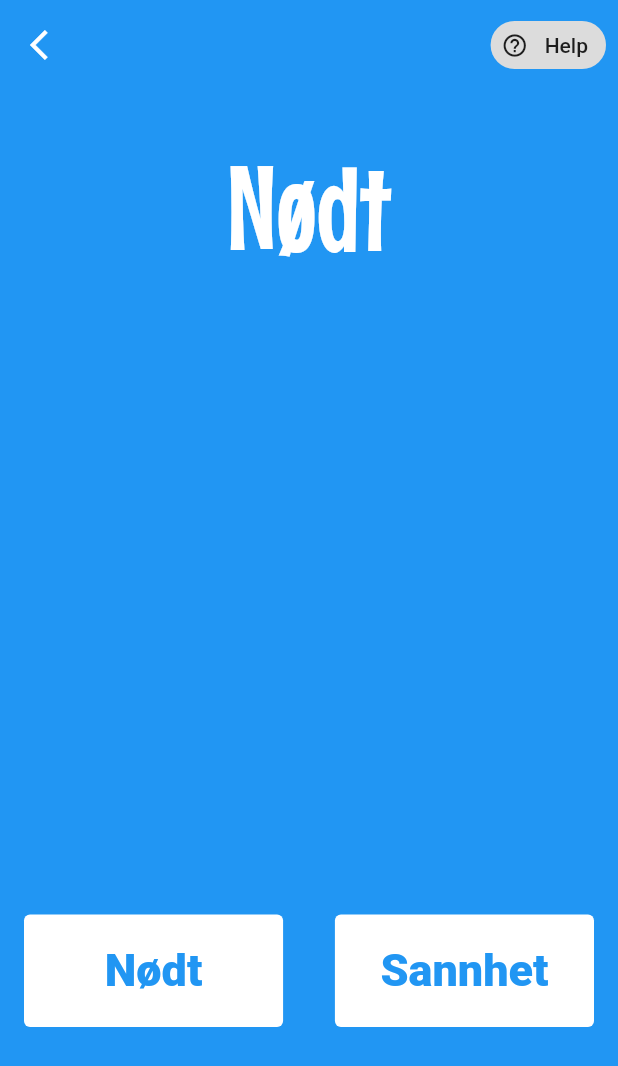
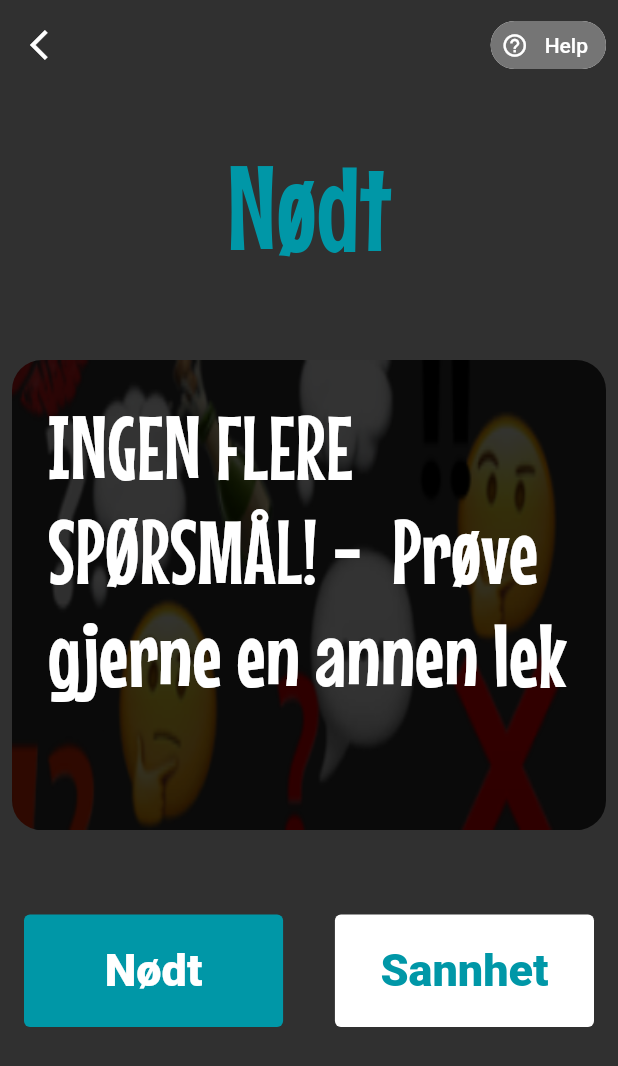
Before and after one commit to Akisan98/chin_chin, a Flutter app: the TruthAndDare screen opened directly with empty values, after a tap on "Nødt", on a phone screen of 412 x 824 dp. Shown: the top 1066 px of the screen. Run offline on Flutter 3.47's test engine with Material 2 defaults, Android fonts, the phone set to English and light mode, and no system bars; drawn by our look-alikes of auto_size_text.

Commit message:
Styling And Shuffling Of Questions

```diff
--- a/lib/pages/communal_toast.dart
+++ b/lib/pages/communal_toast.dart
@@ -17,7 +17,7 @@ class CommunalToast extends StatelessWidget {
   @override
   Widget build(BuildContext context) {
     return Scaffold(
-      backgroundColor: Colors.blue,
+      backgroundColor: Colors.grey[850],
       body: SafeArea(
         child: SingleChildScrollView(
           child: Column(
@@ -29,7 +29,7 @@ class CommunalToast extends StatelessWidget {
               // Header
               const GameTitle(gameName: 'Chin Chin - Skål'),
 
-              RuleCard(emoji: emojis[rng.nextInt(emojis.length - 1)], rule: rules[rng.nextInt(rules.length - 1)]),
+              RuleCard(emoji: emojis[rng.nextInt(emojis.length)], rule: rules[rng.nextInt(rules.length)]),
 
 
               NextButton(
--- a/lib/pages/game_screen.dart
+++ b/lib/pages/game_screen.dart
@@ -54,12 +54,13 @@ class GameScreenBody extends StatelessWidget {
 
   @override
   Widget build(BuildContext context) {
+    questions.shuffle();
     questions.add('INGEN FLERE SPØRSMÅL! -  Prøve gjerne en annen lek');
 
     final PageController _controller = PageController();
 
     return Scaffold(
-      backgroundColor: Colors.blue,
+      backgroundColor: Colors.grey[850],
       body: SafeArea(
         child: SingleChildScrollView(
           child: Column(
@@ -137,6 +138,11 @@ class _TruthAndDareState extends State<TruthAndDare> {
     truths = widget.truths;
     dares = widget.dares;
 
+    truths.shuffle();
+    dares.shuffle();
+    truths.add('INGEN FLERE SPØRSMÅL! -  Prøve gjerne en annen lek');
+    dares.add('INGEN FLERE SPØRSMÅL! -  Prøve gjerne en annen lek');
+
     _controllerTruth = PageController();
     _controllerDare = PageController();
   }
@@ -155,7 +161,7 @@ class _TruthAndDareState extends State<TruthAndDare> {
   @override
   Widget build(BuildContext context) {
     return Scaffold(
-      backgroundColor: Colors.blue,
+      backgroundColor: Colors.grey[850],
       body: SafeArea(
         child: SingleChildScrollView(
           child: Column(
@@ -236,15 +242,14 @@ class _TruthAndDareState extends State<TruthAndDare> {
                             }
                           },
                           child: const Text('Nødt'),
-                          style: ButtonStyle(
-                            backgroundColor:  MaterialStateProperty.all(Colors.white),
-                            textStyle: MaterialStateProperty.all(
-                              const TextStyle(
+                          style: TextButton.styleFrom(
+                            primary: Colors.white,
+                            backgroundColor: Colors.cyan[700],
+                            textStyle: const TextStyle(
                               fontSize: 30,
-                                fontWeight: FontWeight.w800
+                              fontWeight: FontWeight.w800,
                             )
                           ),
-                          )
                         ),
                       ),
 
@@ -274,15 +279,14 @@ class _TruthAndDareState extends State<TruthAndDare> {
                             }
                           },
                           child: const Text('Sannhet'),
-                          style: ButtonStyle(
-                            backgroundColor:  MaterialStateProperty.all(Colors.white),
-                            textStyle: MaterialStateProperty.all(
-                              const TextStyle(
+                          style: TextButton.styleFrom(
+                            primary: Colors.cyan[700],
+                            backgroundColor: Colors.white,
+                            textStyle: const TextStyle(
                               fontSize: 30,
-                                fontWeight: FontWeight.w800
+                              fontWeight: FontWeight.w800,
                             )
                           ),
-                          )
                         ),
                       )
                     ],
@@ -308,7 +312,7 @@ class GameTitle extends StatelessWidget {
       padding: EdgeInsets.only(top: MediaQuery.of(context).devicePixelRatio == 3.0 ? 16 : 32, left: 16, right: 16),
       child: AutoSizeText(
         gameName,
-        style: const TextStyle(fontSize: 80, fontFamily: 'MouseMemoirs', color: Colors.white),
+        style: TextStyle(fontSize: 80, fontFamily: 'MouseMemoirs', color: Colors.cyan[700]),
         maxLines: 1,
         textAlign: TextAlign.left,
         //overflow: TextOverflow.ellipsis,
@@ -412,15 +416,14 @@ class NextButton extends StatelessWidget {
         child: TextButton(
           onPressed: onPressed,
           child: Text(lable),
-          style: ButtonStyle(
-            backgroundColor:  MaterialStateProperty.all(Colors.white),
-            textStyle: MaterialStateProperty.all(
-              const TextStyle(
+          style: TextButton.styleFrom(
+            primary: Colors.white,
+            backgroundColor: Colors.cyan[700],
+            textStyle: const TextStyle(
               fontSize: 30,
-                fontWeight: FontWeight.w800
+              fontWeight: FontWeight.w800,
             )
           ),
-          )
         ),
       )
     );
--- a/lib/pages/menu_screen.dart
+++ b/lib/pages/menu_screen.dart
@@ -12,19 +12,19 @@ class MenuScreen extends StatelessWidget {
   @override
   Widget build(BuildContext context) {
     return Scaffold(
-      backgroundColor: Colors.blue,
+      backgroundColor: Colors.grey[850],
       body: SafeArea(
         child: SingleChildScrollView(
           child: Column(
           children: [
 
             // Header
-            const Padding(
+            Padding(
               padding: EdgeInsets.only(top: 48, left: 16, right: 16),
               child: Text(
                 'Chin Chin',
                 textScaleFactor: 6.5,
-                style: TextStyle(fontFamily: 'MouseMemoirs', color: Colors.white),
+                style: TextStyle(fontFamily: 'MouseMemoirs', color: Colors.cyan[700]),
               ),
             ),
 
--- a/lib/widgets/info_modal_sheet.dart
+++ b/lib/widgets/info_modal_sheet.dart
@@ -21,7 +21,7 @@ class InfoSheet extends StatelessWidget {
               alignment: Alignment.centerLeft,
               child: IconButton(
                 onPressed: () => Navigator.pop(context),
-                icon: const Icon(Icons.close)
+                icon: const Icon(Icons.close, color: Colors.white,)
               ),
             ),
 
@@ -37,7 +37,7 @@ class InfoSheet extends StatelessWidget {
                       child: Text(
                         game,
                         textScaleFactor: 6,
-                        style: const TextStyle(fontFamily: 'MouseMemoirs', color: Colors.white),
+                        style: TextStyle(fontFamily: 'MouseMemoirs', color: Colors.cyan[700]),
                       ),
                     ),
 
--- a/lib/widgets/simple_appbar.dart
+++ b/lib/widgets/simple_appbar.dart
@@ -87,8 +87,9 @@ class HelpButton extends StatelessWidget {
       child: Padding(
         padding: const EdgeInsets.fromLTRB(16, 0, 8, 0),
         child: ActionChip(
-          label: const Text('Help'),
-          avatar: const Icon(Icons.help_outline),
+          backgroundColor: Colors.grey[600],
+          label:  Text('Help', style: TextStyle(color: Colors.white)),
+          avatar: Icon(Icons.help_outline, color: Colors.white),
           onPressed: (){
             showModalBottomSheet(
               builder: (context) => InfoSheet(game: game, explaination: explaination),
@@ -97,7 +98,7 @@ class HelpButton extends StatelessWidget {
                 borderRadius: BorderRadius.only(topLeft: Radius.circular(16), topRight: Radius.circular(16))
               ),
               isScrollControlled: true,
-              backgroundColor: Colors.green,
+              backgroundColor: Colors.grey[800],
             );
           },
         )
```
Lines whose indentation alone changed are shown as unchanged.
